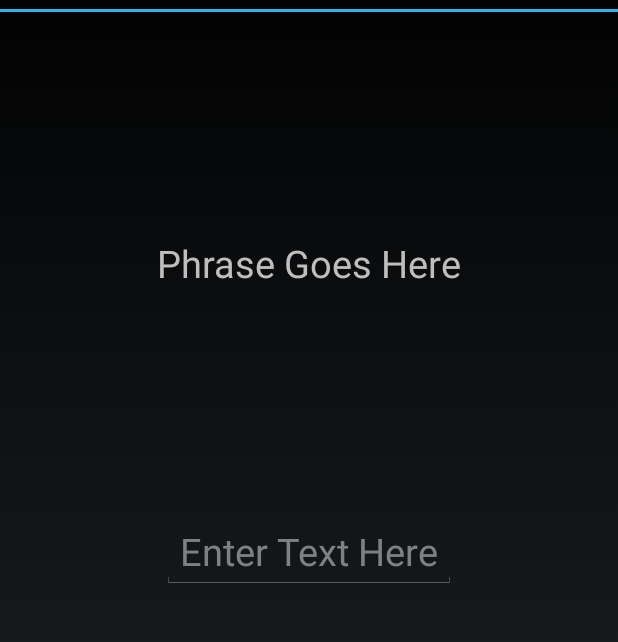
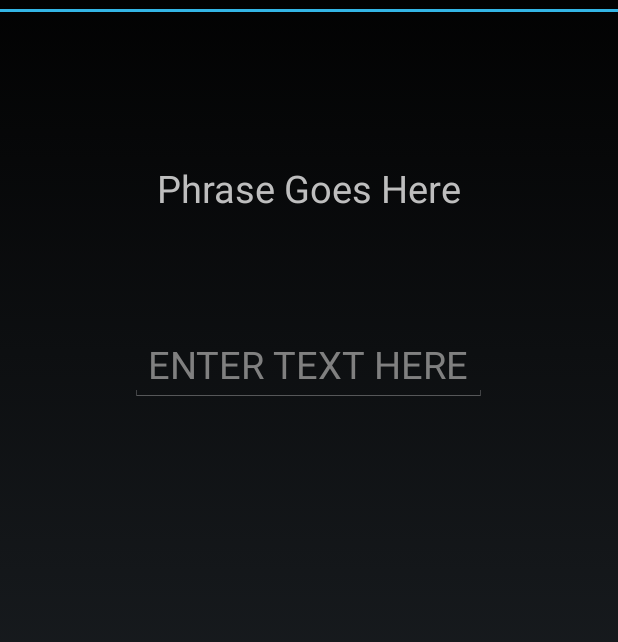
Before and after one commit to SamIAmHarris/JustDoItClock, an Android app: the layout phrase_fragment.xml on its own in the app's theme, with its tools: preview values and no code run, on a phone screen of 412 x 824 dp, the part 60-702 px from its top. Run offline under Robolectric (Android 15) with nearby library versions, the phone set to English and light mode, and no system bars.

Commit message:
Alarm runs after app is closed manually, Fix PF portrait layout

```diff
--- a/App/src/main/AndroidManifest.xml
+++ b/App/src/main/AndroidManifest.xml
@@ -20,7 +20,7 @@
         </receiver>
         <activity
             android:name="com.samiamharris.justdoitclock.ClockActivity"
-            android:label="@string/app_name" >
+            android:label="@string/app_name">
             <intent-filter>
                 <action android:name="android.intent.action.MAIN" />
 
--- a/App/src/main/res/layout/phrase_fragment.xml
+++ b/App/src/main/res/layout/phrase_fragment.xml
@@ -10,7 +10,7 @@
         android:id="@+id/pre_phrase"
         android:text="@string/phrase_goes_here"
         android:layout_centerHorizontal="true"
-        android:layout_marginTop="150dp"
+        android:layout_marginTop="100dp"
         android:textSize="25sp"/>
 
     <EditText
@@ -19,7 +19,7 @@
         android:layout_centerHorizontal="true"
         android:layout_below="@+id/pre_phrase"
         android:hint="@string/enter_text_here"
-        android:layout_marginTop="150dp"
+        android:layout_marginTop="75dp"
         android:id="@+id/post_phrase"
         android:textSize="25sp"/>
 
--- a/App/src/main/res/values/strings.xml
+++ b/App/src/main/res/values/strings.xml
@@ -21,7 +21,7 @@
     <string name="saturday">Saturday</string>
     <string name="sunday">Sunday</string>
 
-    <string name="enter_text_here">Enter Text Here</string>
+    <string name="enter_text_here">ENTER TEXT HERE</string>
     <string name="phrase_goes_here">Phrase Goes Here</string>
 
     <string name="plus">+</string>
```
Also changed, not shown: App/src/main/java/com/samiamharris/justdoitclock/AlarmReceiver.java (+9 -6 lines), App/src/main/java/com/samiamharris/justdoitclock/ClockActivity.java (+45 -1 lines).
